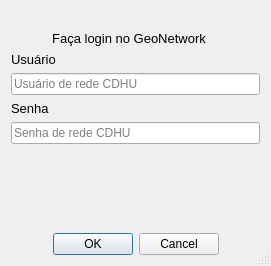
Above: login_dialog_base.ui from maviz991/qgis-geometadata-plugin before the change. Below: the same form after it.
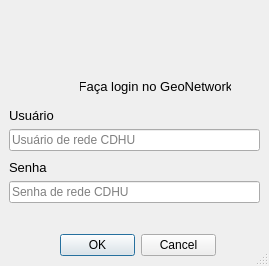
That is the form after the change. Icons and pictures are not drawn.

Commit message: Versão 1.1.0 - Versão sem bugs - ui updt revisar designer de login

```diff
--- a/login_dialog_base.ui
+++ b/login_dialog_base.ui
@@ -6,7 +6,7 @@
    <rect>
     <x>0</x>
     <y>0</y>
-    <width>271</width>
+    <width>269</width>
     <height>266</height>
    </rect>
   </property>
@@ -19,51 +19,53 @@
   <property name="modal">
    <bool>false</bool>
   </property>
-  <layout class="QGridLayout" name="gridLayout_8">
-   <item row="3" column="0">
-    <layout class="QGridLayout" name="gridLayout_4">
-     <item row="0" column="0">
-      <widget class="QLineEdit" name="lineEdit_username">
-       <property name="placeholderText">
-        <string>Usuário de rede CDHU</string>
-       </property>
-      </widget>
-     </item>
-    </layout>
-   </item>
-   <item row="4" column="0">
-    <layout class="QGridLayout" name="gridLayout_6">
-     <item row="0" column="0">
-      <widget class="QLabel" name="label_2">
-       <property name="font">
-        <font>
-         <pointsize>10</pointsize>
-        </font>
+  <widget class="QDialogButtonBox" name="buttonBox">
+   <property name="geometry">
+    <rect>
+     <x>60</x>
+     <y>234</y>
+     <width>156</width>
+     <height>23</height>
+    </rect>
+   </property>
+   <property name="orientation">
+    <enum>Qt::Horizontal</enum>
+   </property>
+   <property name="standardButtons">
+    <set>QDialogButtonBox::Cancel|QDialogButtonBox::Ok</set>
+   </property>
+   <property name="centerButtons">
+    <bool>true</bool>
+   </property>
+  </widget>
+  <widget class="QLabel" name="label_5">
+   <property name="geometry">
+    <rect>
+     <x>40</x>
+     <y>70</y>
+     <width>32</width>
+     <height>32</height>
+    </rect>
        </property>
        <property name="text">
-        <string>Senha</string>
+    <string/>
+   </property>
+   <property name="pixmap">
+    <pixmap>img/geonetwork_logo.svg</pixmap>
        </property>
        <property name="alignment">
-        <set>Qt::AlignBottom|Qt::AlignLeading|Qt::AlignLeft</set>
-       </property>
-      </widget>
-     </item>
-    </layout>
-   </item>
-   <item row="6" column="0">
-    <spacer name="verticalSpacer">
-     <property name="orientation">
-      <enum>Qt::Vertical</enum>
-     </property>
-     <property name="sizeHint" stdset="0">
-      <size>
-       <width>20</width>
-       <height>40</height>
-      </size>
-     </property>
-    </spacer>
-   </item>
-   <item row="0" column="0">
+    <set>Qt::AlignCenter</set>
+   </property>
+  </widget>
+  <widget class="QWidget" name="">
+   <property name="geometry">
+    <rect>
+     <x>60</x>
+     <y>10</y>
+     <width>152</width>
+     <height>52</height>
+    </rect>
+   </property>
     <layout class="QGridLayout" name="gridLayout">
      <item row="0" column="0">
       <widget class="QLabel" name="label_4">
@@ -94,11 +96,16 @@
       </widget>
      </item>
     </layout>
-   </item>
-   <item row="1" column="0">
-    <layout class="QGridLayout" name="gridLayout_2">
-     <item row="0" column="0">
+  </widget>
       <widget class="QLabel" name="label_3">
+   <property name="geometry">
+    <rect>
+     <x>80</x>
+     <y>76</y>
+     <width>151</width>
+     <height>20</height>
+    </rect>
+   </property>
        <property name="sizePolicy">
         <sizepolicy hsizetype="Expanding" vsizetype="Fixed">
          <horstretch>0</horstretch>
@@ -129,25 +136,17 @@
         <set>Qt::AlignCenter</set>
        </property>
       </widget>
-     </item>
-     <item row="0" column="1">
-      <widget class="QLabel" name="label_5">
-       <property name="text">
-        <string/>
-       </property>
-       <property name="pixmap">
-        <pixmap>img/geonetwork_logo.svg</pixmap>
-       </property>
-       <property name="alignment">
-        <set>Qt::AlignCenter</set>
-       </property>
-      </widget>
-     </item>
-    </layout>
-   </item>
-   <item row="2" column="0">
+  <widget class="QWidget" name="">
+   <property name="geometry">
+    <rect>
+     <x>9</x>
+     <y>107</y>
+     <width>251</width>
+     <height>44</height>
+    </rect>
+   </property>
     <layout class="QGridLayout" name="gridLayout_3">
-     <item row="0" column="0">
+    <item row="1" column="0">
       <widget class="QLabel" name="label">
        <property name="font">
         <font>
@@ -162,11 +161,41 @@
        </property>
       </widget>
      </item>
-    </layout>
-   </item>
-   <item row="5" column="0">
-    <layout class="QGridLayout" name="gridLayout_5">
+    <item row="2" column="0">
+     <widget class="QLineEdit" name="lineEdit_username">
+      <property name="placeholderText">
+       <string>Usuário de rede CDHU</string>
+      </property>
+     </widget>
+    </item>
+   </layout>
+  </widget>
+  <widget class="QWidget" name="">
+   <property name="geometry">
+    <rect>
+     <x>9</x>
+     <y>159</y>
+     <width>251</width>
+     <height>44</height>
+    </rect>
+   </property>
+   <layout class="QGridLayout" name="gridLayout_6">
      <item row="0" column="0">
+     <widget class="QLabel" name="label_2">
+      <property name="font">
+       <font>
+        <pointsize>10</pointsize>
+       </font>
+      </property>
+      <property name="text">
+       <string>Senha</string>
+      </property>
+      <property name="alignment">
+       <set>Qt::AlignBottom|Qt::AlignLeading|Qt::AlignLeft</set>
+      </property>
+     </widget>
+    </item>
+    <item row="1" column="0">
       <widget class="QLineEdit" name="lineEdit_password">
        <property name="text">
         <string/>
@@ -180,21 +209,7 @@
       </widget>
      </item>
     </layout>
-   </item>
-   <item row="7" column="0">
-    <widget class="QDialogButtonBox" name="buttonBox">
-     <property name="orientation">
-      <enum>Qt::Horizontal</enum>
-     </property>
-     <property name="standardButtons">
-      <set>QDialogButtonBox::Cancel|QDialogButtonBox::Ok</set>
-     </property>
-     <property name="centerButtons">
-      <bool>true</bool>
-     </property>
-    </widget>
-   </item>
-  </layout>
+  </widget>
  </widget>
  <tabstops>
   <tabstop>lineEdit_username</tabstop>
```
Left out of the diff: 4 changed lines with no effect on the pictures. Lines whose indentation alone changed are shown as unchanged. The commit also changes 3 other files.
